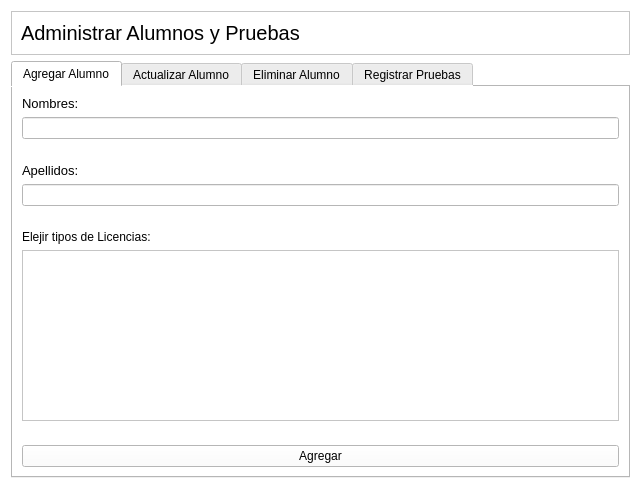
Before: the Qt Designer form Proyecto/adminalumno.ui in carlosvelaquez/ProyectoTBDII, drawn with Qt 5.
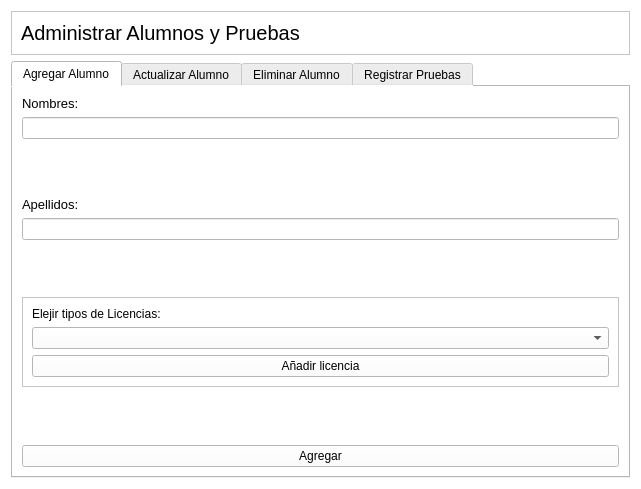
After: the same form once the commit is applied.

```diff
--- a/Proyecto/adminalumno.ui
+++ b/Proyecto/adminalumno.ui
@@ -50,35 +50,18 @@
       <attribute name="title">
        <string>Agregar Alumno</string>
       </attribute>
-      <layout class="QGridLayout" name="gridLayout">
-       <item row="6" column="0">
-        <widget class="QLabel" name="label_7">
-         <property name="text">
-          <string>Elejir tipos de Licencias:</string>
-         </property>
-        </widget>
-       </item>
-       <item row="0" column="0">
+      <layout class="QVBoxLayout" name="verticalLayout_5">
+       <item>
         <widget class="QLabel" name="label_2">
          <property name="text">
           <string>&lt;html&gt;&lt;head/&gt;&lt;body&gt;&lt;p&gt;&lt;span style=&quot; font-size:10pt;&quot;&gt;Nombres: &lt;/span&gt;&lt;/p&gt;&lt;/body&gt;&lt;/html&gt;</string>
          </property>
         </widget>
        </item>
-       <item row="1" column="0">
+       <item>
         <widget class="QLineEdit" name="lineEditNombreAlumno"/>
        </item>
-       <item row="9" column="0">
-        <widget class="QPushButton" name="pushButtonAgregarAlumno">
-         <property name="text">
-          <string>Agregar</string>
-         </property>
-        </widget>
-       </item>
-       <item row="4" column="0">
-        <widget class="QLineEdit" name="lineEditApellidoAlumno"/>
-       </item>
-       <item row="2" column="0">
+       <item>
         <spacer name="verticalSpacer">
          <property name="orientation">
           <enum>Qt::Vertical</enum>
@@ -91,41 +74,77 @@
          </property>
         </spacer>
        </item>
-       <item row="8" column="0">
-        <spacer name="verticalSpacer_7">
-         <property name="orientation">
-          <enum>Qt::Vertical</enum>
-         </property>
-         <property name="sizeHint" stdset="0">
-          <size>
-           <width>20</width>
-           <height>40</height>
-          </size>
-         </property>
-        </spacer>
-       </item>
-       <item row="5" column="0">
-        <spacer name="verticalSpacer_2">
-         <property name="orientation">
-          <enum>Qt::Vertical</enum>
-         </property>
-         <property name="sizeHint" stdset="0">
-          <size>
-           <width>20</width>
-           <height>40</height>
-          </size>
-         </property>
-        </spacer>
-       </item>
-       <item row="3" column="0">
+       <item>
         <widget class="QLabel" name="label_3">
          <property name="text">
           <string>&lt;html&gt;&lt;head/&gt;&lt;body&gt;&lt;p&gt;&lt;span style=&quot; font-size:10pt;&quot;&gt;Apellidos:&lt;/span&gt;&lt;/p&gt;&lt;/body&gt;&lt;/html&gt;</string>
          </property>
         </widget>
        </item>
-       <item row="7" column="0">
-        <widget class="QListWidget" name="listWidgetAlumnos"/>
+       <item>
+        <widget class="QLineEdit" name="lineEditApellidoAlumno"/>
+       </item>
+       <item>
+        <spacer name="verticalSpacer_2">
+         <property name="orientation">
+          <enum>Qt::Vertical</enum>
+         </property>
+         <property name="sizeHint" stdset="0">
+          <size>
+           <width>20</width>
+           <height>40</height>
+          </size>
+         </property>
+        </spacer>
+       </item>
+       <item>
+        <widget class="QFrame" name="frame_2">
+         <property name="frameShape">
+          <enum>QFrame::StyledPanel</enum>
+         </property>
+         <property name="frameShadow">
+          <enum>QFrame::Raised</enum>
+         </property>
+         <layout class="QVBoxLayout" name="verticalLayout_4">
+          <item>
+           <widget class="QLabel" name="label_7">
+            <property name="text">
+             <string>Elejir tipos de Licencias:</string>
+            </property>
+           </widget>
+          </item>
+          <item>
+           <widget class="QComboBox" name="comboBoxLicenciaAlumno"/>
+          </item>
+          <item>
+           <widget class="QPushButton" name="pushButtonLicenciaAlumno">
+            <property name="text">
+             <string>Añadir licencia</string>
+            </property>
+           </widget>
+          </item>
+         </layout>
+        </widget>
+       </item>
+       <item>
+        <spacer name="verticalSpacer_7">
+         <property name="orientation">
+          <enum>Qt::Vertical</enum>
+         </property>
+         <property name="sizeHint" stdset="0">
+          <size>
+           <width>20</width>
+           <height>40</height>
+          </size>
+         </property>
+        </spacer>
+       </item>
+       <item>
+        <widget class="QPushButton" name="pushButtonAgregarAlumno">
+         <property name="text">
+          <string>Agregar</string>
+         </property>
+        </widget>
        </item>
       </layout>
      </widget>
```
